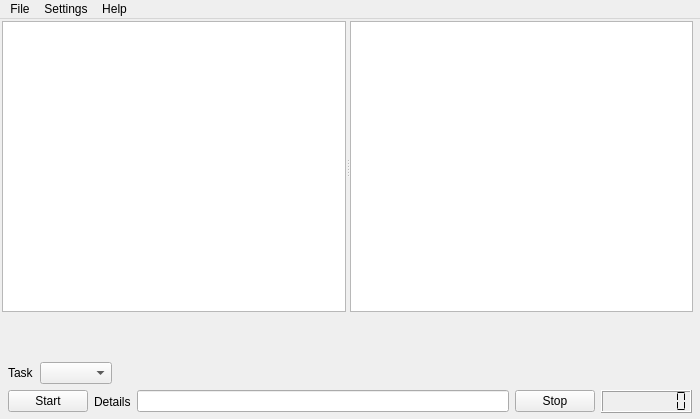
This is data/ui/whch.ui in Patriciasc/WHCH as Qt 5 draws it before an edit. The edited form follows.
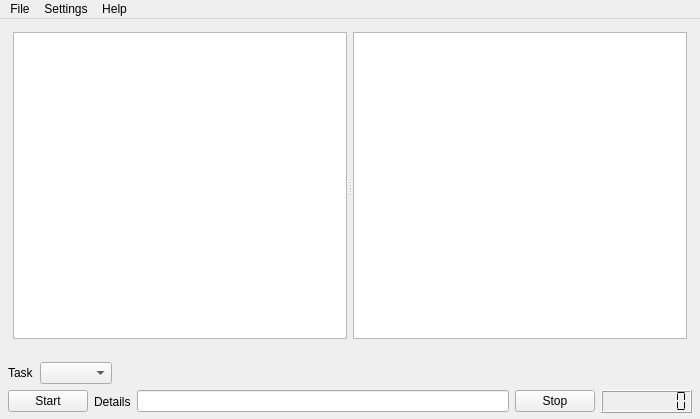
This is the edited form. Icons and pictures are not drawn.

Commit message: Made QStackedWidget resizable within the main win.

Patch:
```diff
--- a/data/ui/whch.ui
+++ b/data/ui/whch.ui
@@ -93,21 +93,20 @@
            <zorder>tableView</zorder>
           </widget>
           <widget class="QWidget" name="page_4">
+           <layout class="QHBoxLayout" name="horizontalLayout_3">
+            <item>
            <widget class="QSplitter" name="splitter">
-            <property name="geometry">
-             <rect>
-              <x>0</x>
-              <y>0</y>
-              <width>691</width>
-              <height>291</height>
-             </rect>
-            </property>
             <property name="orientation">
              <enum>Qt::Horizontal</enum>
             </property>
+              <property name="handleWidth">
+               <number>6</number>
+              </property>
             <widget class="QTreeView" name="treeView"/>
             <widget class="QTableView" name="tableView_2"/>
            </widget>
+            </item>
+           </layout>
           </widget>
          </widget>
         </item>
```
Left out of the diff: 5 changed lines with no effect on the pictures. Lines whose indentation alone changed are shown as unchanged. The commit also changes 1 other file.
